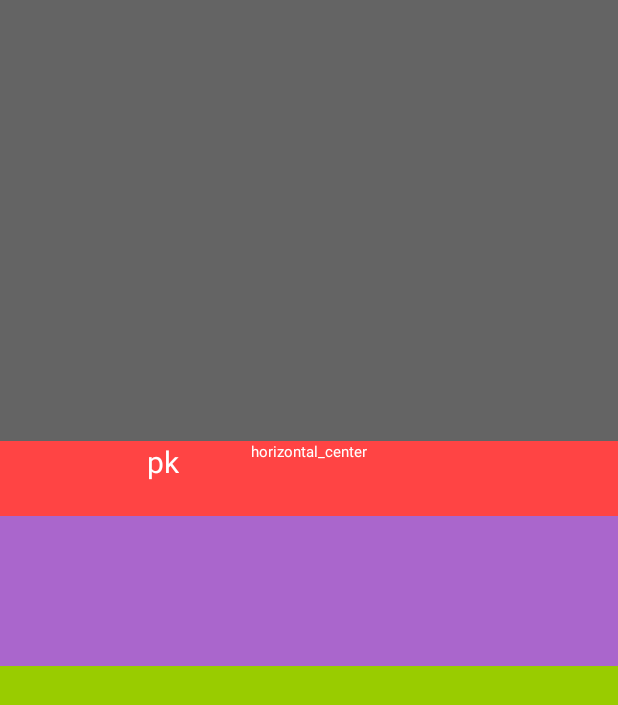
After one commit to hy-liuyuzhe/QWUI_Android, an Android app: the fragment RoomPkBottomSheetDialog placed in its activity, on a phone screen of 412 x 824 dp. The commit adds this screen. Shown: the top 705 px of the screen. Run offline under Robolectric (Android 15) with nearby library versions, the phone set to English and light mode, and no system bars; libraries missing offline, so code that uses them is left out: com.chad.library; 3 statements that could not run were skipped.

Commit message:
[feature_1.0.4.0] 1.sheet dialog
Signed-off-by: liuyuzhe <15313482685@163.com>

```diff
--- a/app/src/main/AndroidManifest.xml
+++ b/app/src/main/AndroidManifest.xml
@@ -41,6 +41,7 @@
         android:theme="@style/Theme.QWUI_Android">
         <activity
             android:name=".SimpleActivity"
+            android:launchMode="singleTask"
             android:exported="false" />
         <activity
             android:name=".MainActivity"
--- a/app/src/main/java/com/qwuiteam/project/MainActivity.kt
+++ b/app/src/main/java/com/qwuiteam/project/MainActivity.kt
@@ -1,12 +1,14 @@
 package com.qwuiteam.project
 
 import android.Manifest
+import android.content.Intent
 import android.os.Bundle
 import android.util.Log
 import android.view.View
 import androidx.appcompat.app.AppCompatActivity
-import androidx.core.app.ActivityCompat
+import androidx.core.app.ActivityOptionsCompat
 import androidx.recyclerview.widget.DividerItemDecoration
+import com.blankj.utilcode.util.ActivityUtils
 import com.chad.library.adapter.base.BaseQuickAdapter
 import com.chad.library.adapter.base.viewholder.BaseViewHolder
 import kotlinx.android.synthetic.main.activity_main.*
@@ -26,6 +28,15 @@ class MainActivity : AppCompatActivity() {
                 override fun convert(holder: BaseViewHolder, item: PageContainer) {
                     holder.setText(R.id.itemText, item.title)
                     holder.getView<View>(R.id.layoutItemText).setOnClickListener {
+                        if (holder.layoutPosition == 2){
+                            val intent = Intent(context, SimpleActivity::class.java)
+                                intent.putExtra("page", item)
+                            intent.flags =
+                                Intent.FLAG_ACTIVITY_NEW_TASK or Intent.FLAG_ACTIVITY_CLEAR_TASK
+                            context.startActivity(intent,ActivityOptionsCompat.makeCustomAnimation(context, 0, 0).toBundle())
+//                            ActivityUtils.startActivity(this@MainActivity, intent,0,0)
+                            return@setOnClickListener
+                        }
                         SimpleActivity.start(this@MainActivity, item)
                     }
                 }
--- a/app/src/main/java/com/qwuiteam/project/PageContainer.kt
+++ b/app/src/main/java/com/qwuiteam/project/PageContainer.kt
@@ -1,5 +1,6 @@
 package com.qwuiteam.project
 
+import com.google.android.material.bottomsheet.BottomSheetDialog
 import com.qwuiteam.project.fragment.*
 
 enum class PageContainer(
@@ -17,6 +18,7 @@ enum class PageContainer(
     auto_text("研究自动滚动text", AutoScrollTextViewFragment::class.java),
     choosePhoto("选择相册", ChoosePhotoFragment::class.java),
     string("字符串", StringFragment::class.java),
+    BottomSheet("弹窗", BottomSheetFragment::class.java),
     FFmpag("ffmpag", FFmpagFragment::class.java)
 
 }
--- /dev/null
+++ b/app/src/main/java/com/qwuiteam/project/view/RoomPkBottomSheetDialog.kt
@@ -0,0 +1,82 @@
+package com.qwuiteam.project.view
+
+import android.app.Dialog
+import android.graphics.Color
+import android.graphics.drawable.ColorDrawable
+import android.os.Bundle
+import android.view.*
+import androidx.recyclerview.widget.LinearLayoutManager
+import com.blankj.utilcode.util.SizeUtils
+import com.chad.library.adapter.base.BaseQuickAdapter
+import com.chad.library.adapter.base.viewholder.BaseViewHolder
+import com.google.android.material.bottomsheet.BottomSheetDialog
+import com.google.android.material.bottomsheet.BottomSheetDialogFragment
+import com.qwuiteam.project.PageContainer
+import com.qwuiteam.project.R
+import kotlinx.android.synthetic.main.activity_main.*
+import kotlinx.android.synthetic.main.fragment_pk_dialog.*
+import kotlinx.android.synthetic.main.fragment_pk_dialog.recyclerView
+
+class RoomPkBottomSheetDialog : BottomSheetDialogFragment() {
+
+    override fun onCreate(savedInstanceState: Bundle?) {
+        super.onCreate(savedInstanceState)
+        /**zune: 设置全屏模式，防止周围留白 */
+        setStyle(STYLE_NORMAL, R.style.Theme_Dialog_NoTitle)
+    }
+
+    override fun onCreateView(
+        inflater: LayoutInflater,
+        container: ViewGroup?,
+        savedInstanceState: Bundle?
+    ): View? {
+        return inflater.inflate(R.layout.fragment_pk_dialog, null, false)
+    }
+
+    override fun onCreateDialog(savedInstanceState: Bundle?): Dialog {
+        val dialog = BottomSheetDialog(requireContext(), theme)
+        dialog.behavior.peekHeight = SizeUtils.dp2px(300f)
+        val window = dialog.window!!
+//        val lp = window!!.attributes
+//        window.setLayout(
+//            WindowManager.LayoutParams.MATCH_PARENT,
+//            WindowManager.LayoutParams.MATCH_PARENT
+//        );
+        window.setBackgroundDrawable(ColorDrawable(Color.TRANSPARENT))
+//        lp.gravity = Gravity.BOTTOM
+//        lp.width = WindowManager.LayoutParams.MATCH_PARENT
+//        lp.height = WindowManager.LayoutParams.MATCH_PARENT
+//        window.attributes = lp
+        return dialog
+    }
+
+    override fun onViewCreated(view: View, savedInstanceState: Bundle?) {
+        super.onViewCreated(view, savedInstanceState)
+        recyclerView.layoutManager = LinearLayoutManager(context)
+        val data = PageContainer.values().toMutableList()
+        data.addAll(data)
+        data.addAll(data)
+        data.addAll(data)
+        data.addAll(data)
+        data.addAll(data)
+        recyclerView.adapter =
+            object :
+                BaseQuickAdapter<PageContainer, BaseViewHolder>(
+                    R.layout.item_main,data
+                ) {
+                override fun convert(holder: BaseViewHolder, item: PageContainer) {
+                    holder.setText(R.id.itemText, item.title)
+                }
+            }
+    }
+
+    override fun onStart() {
+        super.onStart()
+        dialog?.window!!.setLayout(
+            WindowManager.LayoutParams.MATCH_PARENT,
+            WindowManager.LayoutParams.MATCH_PARENT
+        )
+    }
+
+
+}
--- /dev/null
+++ b/app/src/main/res/layout/fragment_pk_dialog.xml
@@ -0,0 +1,56 @@
+<?xml version="1.0" encoding="utf-8"?>
+<FrameLayout xmlns:android="http://schemas.android.com/apk/res/android"
+    xmlns:app="http://schemas.android.com/apk/res-auto"
+    xmlns:tools="http://schemas.android.com/tools"
+    android:layout_width="match_parent"
+    android:layout_height="match_parent">
+
+    <androidx.constraintlayout.widget.ConstraintLayout
+        android:layout_width="match_parent"
+        android:layout_height="match_parent"
+        android:layout_gravity="bottom"
+        android:background="@android:color/holo_red_light"
+        tools:context=".MessageActivity">
+
+
+        <View
+            android:id="@+id/top"
+            android:layout_width="match_parent"
+            android:layout_height="100dp"
+            android:layout_marginTop="50dp"
+            app:layout_constraintBottom_toTopOf="@+id/recyclerView"
+            android:background="@android:color/holo_purple"
+            app:layout_constraintTop_toTopOf="parent" />
+
+        <TextView
+            android:layout_width="wrap_content"
+            android:layout_height="wrap_content"
+            android:textColor="@color/white"
+            android:textSize="20sp"
+            app:layout_constraintTop_toTopOf="parent"
+            app:layout_constraintHorizontal_bias="0.25"
+            app:layout_constraintStart_toStartOf="parent"
+            app:layout_constraintEnd_toEndOf="parent"
+            android:text="pk"/>
+
+        <TextView
+            android:layout_width="wrap_content"
+            android:layout_height="wrap_content"
+            android:textColor="@color/white"
+            android:textSize="10sp"
+            app:layout_constraintTop_toTopOf="parent"
+            app:layout_constraintStart_toStartOf="parent"
+            app:layout_constraintEnd_toEndOf="parent"
+            android:text="horizontal_center"/>
+
+
+        <androidx.recyclerview.widget.RecyclerView
+            android:id="@+id/recyclerView"
+            android:layout_width="match_parent"
+            android:layout_height="380dp"
+            android:background="@android:color/holo_green_light"
+            app:layout_constraintBottom_toBottomOf="parent" />
+
+
+    </androidx.constraintlayout.widget.ConstraintLayout>
+</FrameLayout>
--- a/app/src/main/res/values/styles.xml
+++ b/app/src/main/res/values/styles.xml
@@ -8,4 +8,8 @@
 <!--        <item name="android:windowAnimationStyle">@style/BottomDialogAnimation</item>-->
     </style>
 
+    <style name="Theme_Dialog_NoTitle" parent="Theme.AppCompat.Light.Dialog">
+
+    </style>
+
 </resources>
```
Also changed, not shown: app/src/main/java/com/qwuiteam/project/fragment/BottomSheetFragment.kt (added, +65 -0 lines), app/src/main/java/com/qwuiteam/project/fragment/LayoutFragment.kt (+27 -8 lines), app/src/main/java/com/qwuiteam/project/utils/HkCountDownTimer.java (added, +169 -0 lines), app/src/main/res/drawable/shape_circle_blue.xml (added, +15 -0 lines), app/src/main/res/layout/fragment_constraint_test.xml (added, +102 -0 lines), app/src/main/res/layout/fragment_layout.xml (+24 -2 lines).
